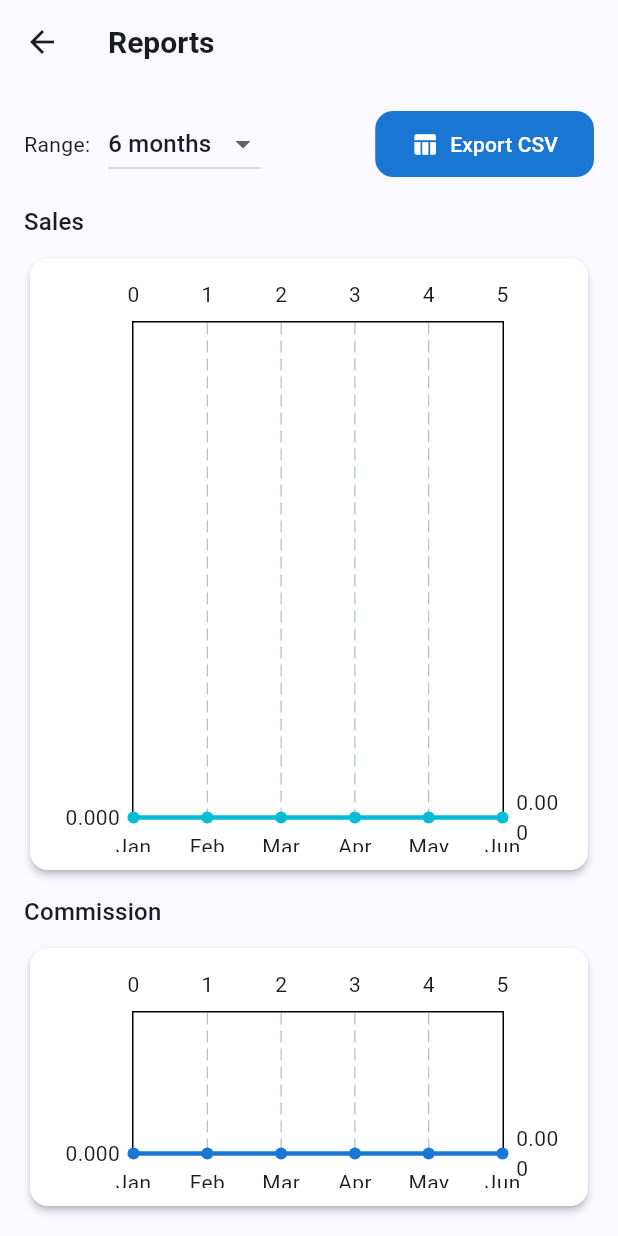
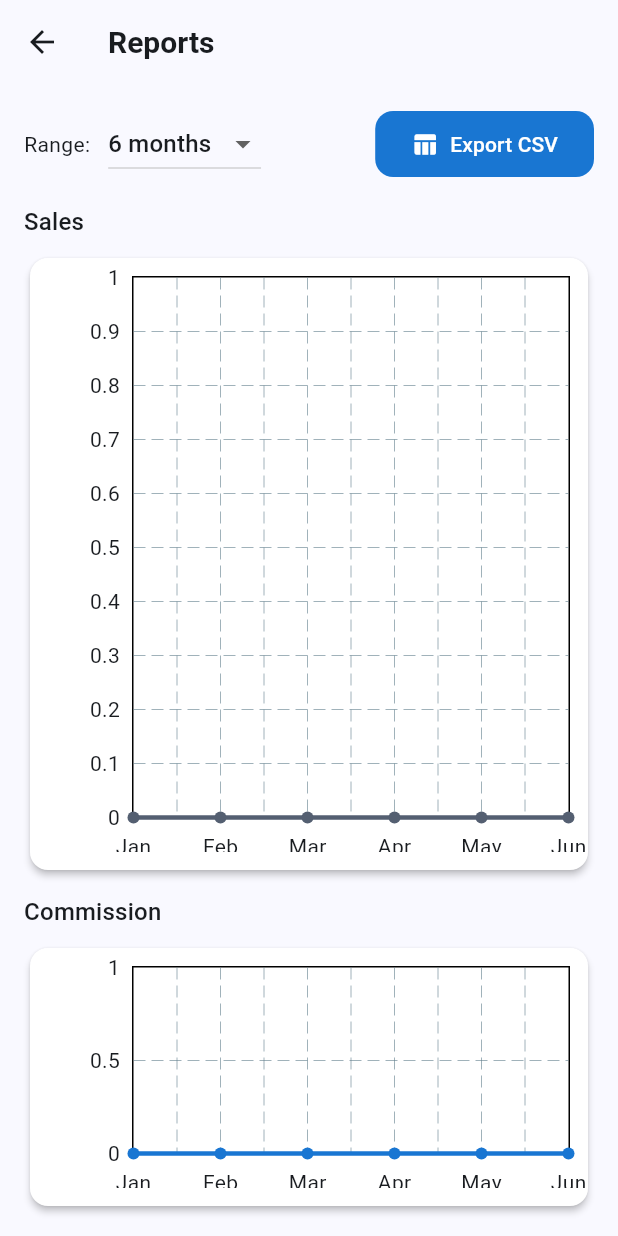
Before and after one commit to bullet35-repo/listahan, a Flutter app: the ReportsScreen screen opened by its route, on a phone screen of 412 x 824 dp. Run offline on Flutter 3.47's test engine with Material 3 defaults, Android fonts, the phone set to English and light mode, and no system bars; drawn by our look-alikes of fl_chart; our stand-ins replace pdf, share_plus, shared_preferences, sqflite, sqflite_common_ffi, sqflite_common_ffi_web; accounts and stored records are empty.

Commit message:
fix report charts

```diff
--- a/lib/screens/reports_screen.dart
+++ b/lib/screens/reports_screen.dart
@@ -22,6 +22,95 @@ class _ReportsScreenState extends State<ReportsScreen> {
       return DateFormat.MMM().format(dt);
     });
     return labels;
+  }
+
+  double _maxYFor(List<double> values) {
+    final maxValue = values.fold<double>(
+      0,
+      (max, value) => value > max ? value : max,
+    );
+    if (maxValue <= 0) return 1;
+    return maxValue * 1.12;
+  }
+
+  String _formatAmount(double value) {
+    if (value >= 1000) {
+      final compact = value / 1000;
+      return '${compact.toStringAsFixed(compact % 1 == 0 ? 0 : 1)}K';
+    }
+    return value.toStringAsFixed(value % 1 == 0 ? 0 : 1);
+  }
+
+  Widget _monthTitle(List<String> labels, double value, TitleMeta meta) {
+    final idx = value.round();
+    if (value != idx || idx < 0 || idx >= labels.length) {
+      return const SizedBox.shrink();
+    }
+
+    return SideTitleWidget(meta: meta, child: Text(labels[idx]));
+  }
+
+  Widget _amountTitle(double value, TitleMeta meta) {
+    return SideTitleWidget(meta: meta, child: Text(_formatAmount(value)));
+  }
+
+  Widget _reportChart({
+    required List<double> values,
+    required List<String> labels,
+    required Color color,
+    double? height,
+  }) {
+    final chart = Card(
+      child: Padding(
+        padding: const EdgeInsets.all(12.0),
+        child: LineChart(
+          LineChartData(
+            minX: 0,
+            maxX: (_months - 1).toDouble(),
+            minY: 0,
+            maxY: _maxYFor(values),
+            gridData: FlGridData(show: true),
+            titlesData: FlTitlesData(
+              topTitles: const AxisTitles(
+                sideTitles: SideTitles(showTitles: false),
+              ),
+              rightTitles: const AxisTitles(
+                sideTitles: SideTitles(showTitles: false),
+              ),
+              bottomTitles: AxisTitles(
+                sideTitles: SideTitles(
+                  showTitles: true,
+                  interval: 1,
+                  getTitlesWidget: (v, meta) => _monthTitle(labels, v, meta),
+                ),
+              ),
+              leftTitles: AxisTitles(
+                sideTitles: SideTitles(
+                  showTitles: true,
+                  reservedSize: 56,
+                  getTitlesWidget: _amountTitle,
+                ),
+              ),
+            ),
+            lineBarsData: [
+              LineChartBarData(
+                spots: List.generate(
+                  values.length,
+                  (i) => FlSpot(i.toDouble(), values[i]),
+                ),
+                isCurved: true,
+                dotData: FlDotData(show: true),
+                barWidth: 3,
+                color: color,
+              ),
+            ],
+          ),
+        ),
+      ),
+    );
+
+    if (height == null) return Expanded(child: chart);
+    return SizedBox(height: height, child: chart);
   }
 
   @override
@@ -65,107 +154,19 @@ class _ReportsScreenState extends State<ReportsScreen> {
             const SizedBox(height: 16),
             Text('Sales', style: Theme.of(context).textTheme.titleMedium),
             const SizedBox(height: 8),
-            Expanded(
-              child: Card(
-                child: Padding(
-                  padding: const EdgeInsets.all(12.0),
-                  child: LineChart(
-                    LineChartData(
-                      gridData: FlGridData(show: true),
-                      titlesData: FlTitlesData(
-                        bottomTitles: AxisTitles(
-                          sideTitles: SideTitles(
-                            showTitles: true,
-                            getTitlesWidget: (v, meta) {
-                              final idx = v.toInt();
-                              if (idx < 0 || idx >= labels.length) {
-                                return const SizedBox.shrink();
-                              }
-
-                              return SideTitleWidget(
-                                axisSide: meta.axisSide,
-                                child: Text(labels[idx]),
-                              );
-                            },
-                          ),
-                        ),
-                        leftTitles: AxisTitles(
-                          sideTitles: SideTitles(
-                            showTitles: true,
-                            reservedSize: 56,
-                          ),
-                        ),
-                      ),
-                      minX: 0,
-                      maxX: (_months - 1).toDouble(),
-                      lineBarsData: [
-                        LineChartBarData(
-                          spots: List.generate(
-                            sales.length,
-                            (i) => FlSpot(i.toDouble(), sales[i]),
-                          ),
-                          isCurved: true,
-                          dotData: FlDotData(show: true),
-                          barWidth: 3,
-                        ),
-                      ],
-                    ),
-                  ),
-                ),
-              ),
+            _reportChart(
+              values: sales,
+              labels: labels,
+              color: Theme.of(context).colorScheme.secondary,
             ),
             const SizedBox(height: 12),
             Text('Commission', style: Theme.of(context).textTheme.titleMedium),
             const SizedBox(height: 8),
-            SizedBox(
+            _reportChart(
               height: 180,
-              child: Card(
-                child: Padding(
-                  padding: const EdgeInsets.all(12.0),
-                  child: LineChart(
-                    LineChartData(
-                      gridData: FlGridData(show: true),
-                      titlesData: FlTitlesData(
-                        bottomTitles: AxisTitles(
-                          sideTitles: SideTitles(
-                            showTitles: true,
-                            getTitlesWidget: (v, meta) {
-                              final idx = v.toInt();
-                              if (idx < 0 || idx >= labels.length) {
-                                return const SizedBox.shrink();
-                              }
-                              return SideTitleWidget(
-                                axisSide: meta.axisSide,
-                                child: Text(labels[idx]),
-                              );
-                            },
-                          ),
-                        ),
-                        leftTitles: AxisTitles(
-                          sideTitles: SideTitles(
-                            showTitles: true,
-                            reservedSize: 56,
-                          ),
-                        ),
-                      ),
-                      minX: 0,
-                      maxX: (_months - 1).toDouble(),
-                      lineBarsData: [
-                        LineChartBarData(
-                          spots: List.generate(
-                            commission.length,
-                            (i) => FlSpot(i.toDouble(), commission[i]),
-                          ),
-                          isCurved: true,
-                          dotData: FlDotData(show: true),
-                          barWidth: 3,
-                          color: Theme.of(context).colorScheme.primary,
-                        ),
-                      ],
-                    ),
-                  ),
-                ),
-              ),
+              values: commission,
+              labels: labels,
+              color: Theme.of(context).colorScheme.primary,
             ),
           ],
         ),
--- a/pubspec.yaml
+++ b/pubspec.yaml
@@ -2,7 +2,7 @@ name: botoys_listhan
 description: "A new Flutter project."
 # The following line prevents the package from being accidentally published to
 # pub.dev using `flutter pub publish`. This is preferred for private packages.
-publish_to: 'none' # Remove this line if you wish to publish to pub.dev
+publish_to: "none" # Remove this line if you wish to publish to pub.dev
 
 # The following defines the version and build number for your application.
 # A version number is three numbers separated by dots, like 1.2.43
@@ -44,7 +44,7 @@ dependencies:
   shared_preferences: ^2.3.3
   share_plus: ^10.1.4
   pdf: ^3.11.1
-  fl_chart: ^0.60.0
+  fl_chart: ^1.2.0
 
 dev_dependencies:
   flutter_test:
@@ -63,7 +63,6 @@ dev_dependencies:
 
 # The following section is specific to Flutter packages.
 flutter:
-
   # The following line ensures that the Material Icons font is
   # included with your application, so that you can use the icons in
   # the material Icons class.
```
Also changed, not shown: pubspec.lock.
